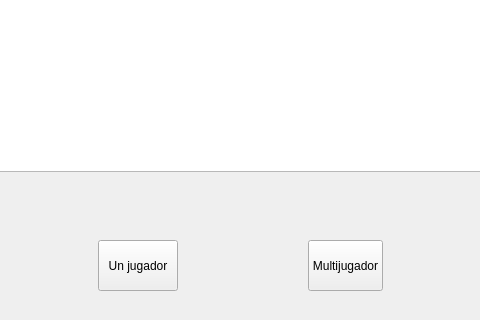
Above: Proyecto_Final-master/mainwindow.ui from JulianSan06/Proyecto_Final before the change; both pictures show x 102 to 582 and y 280 to 600 of the 800 by 600 pixel window. Below: the same form after it.
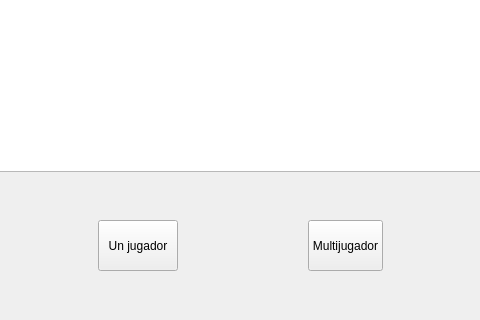
That is the form after the change.

```diff
--- a/Proyecto_Final-master/mainwindow.ui
+++ b/Proyecto_Final-master/mainwindow.ui
@@ -28,7 +28,7 @@
     <property name="geometry">
      <rect>
       <x>200</x>
-      <y>520</y>
+      <y>500</y>
       <width>80</width>
       <height>51</height>
      </rect>
@@ -41,7 +41,7 @@
     <property name="geometry">
      <rect>
       <x>410</x>
-      <y>520</y>
+      <y>500</y>
       <width>75</width>
       <height>51</height>
      </rect>
```
